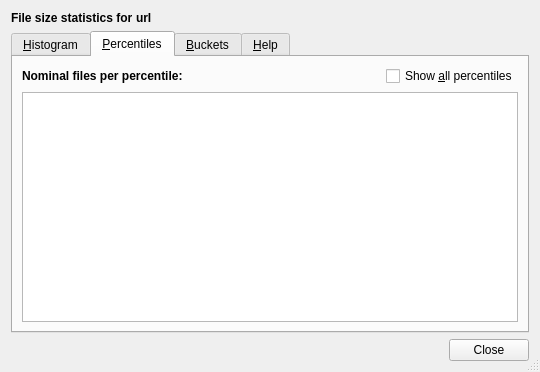
The window that src/file-size-stats-window.ui (Lithopsian/qt6dirstat) describes before a commit, drawn with Qt 5.
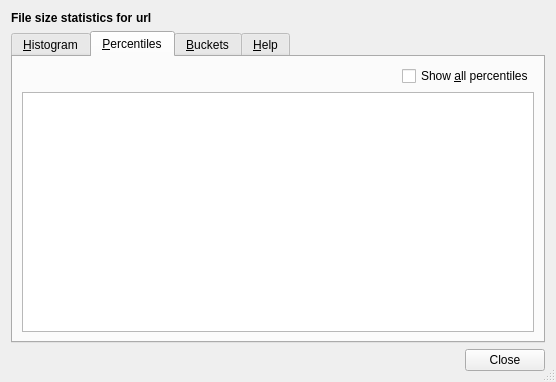
The same window after the commit. The open tabs and pages were chosen to show the change. Icons and pictures are not drawn. Custom widgets are drawn as their Qt base class.

Commit message:
File size stats labels and checkbox
Add a checkbox for choosing log-scaled bucket widths.  Add that to the histogram context menu, and create a new context menu on the bucket table with relevant actions.
Add a label for the buckets table since there is now empty space next to the checkbox.

The edit to the form file:
```diff
--- a/src/file-size-stats-window.ui
+++ b/src/file-size-stats-window.ui
@@ -6,8 +6,8 @@
    <rect>
     <x>0</x>
     <y>0</y>
-    <width>540</width>
-    <height>372</height>
+    <width>556</width>
+    <height>382</height>
    </rect>
   </property>
   <property name="windowTitle">
@@ -196,33 +196,14 @@
         <layout class="QHBoxLayout" name="topComboBoxLayout">
          <item>
           <widget class="QLabel" name="nominalCountLabel">
-           <property name="font">
-            <font>
-             <weight>75</weight>
-             <bold>true</bold>
-            </font>
-           </property>
-           <property name="text">
-            <string>Nominal files per percentile:</string>
+           <property name="sizePolicy">
+            <sizepolicy hsizetype="MinimumExpanding" vsizetype="Preferred">
+             <horstretch>0</horstretch>
+             <verstretch>0</verstretch>
+            </sizepolicy>
            </property>
           </widget>
          </item>
-         <item>
-          <widget class="QLabel" name="nominalCount"/>
-         </item>
-         <item>
-          <spacer name="horizontalSpacer">
-           <property name="orientation">
-            <enum>Qt::Horizontal</enum>
-           </property>
-           <property name="sizeHint" stdset="0">
-            <size>
-             <width>40</width>
-             <height>20</height>
-            </size>
-           </property>
-          </spacer>
-         </item>
          <item alignment="Qt::AlignRight">
           <widget class="QCheckBox" name="percentileFilterCheckBox">
            <property name="text">
```
Left out of the diff: 62 changed lines with no effect on the pictures. The commit also changes 1 other file.
